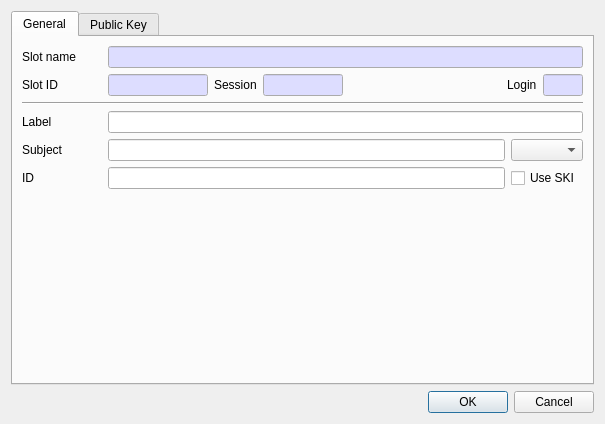
This is CryptokiMan/create_dsa_pub_key_dlg.ui in jykim74/CryptokiMan as Qt 5 draws it before an edit. The edited form follows.
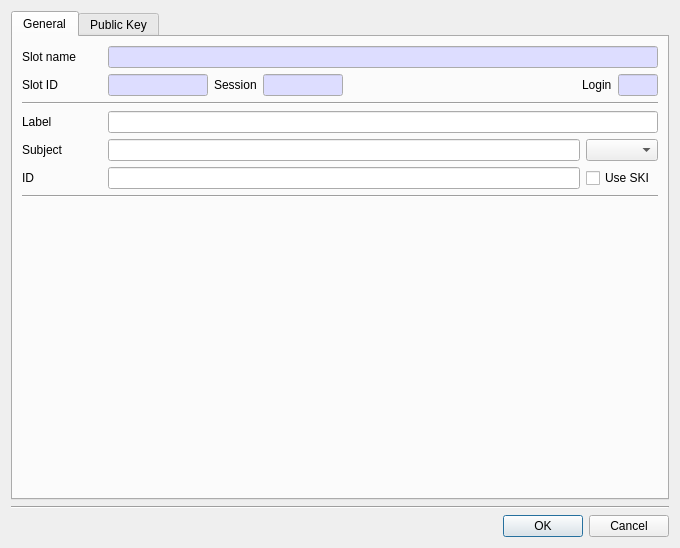
This is the edited form. The open tabs and pages were chosen to show the change.

```diff
--- a/CryptokiMan/create_dsa_pub_key_dlg.ui
+++ b/CryptokiMan/create_dsa_pub_key_dlg.ui
@@ -6,8 +6,8 @@
    <rect>
     <x>0</x>
     <y>0</y>
-    <width>583</width>
-    <height>424</height>
+    <width>680</width>
+    <height>548</height>
    </rect>
   </property>
   <property name="windowTitle">
@@ -341,6 +341,13 @@
          </item>
         </layout>
        </item>
+       <item>
+        <widget class="Line" name="line">
+         <property name="orientation">
+          <enum>Qt::Horizontal</enum>
+         </property>
+        </widget>
+       </item>
        <item>
         <spacer name="verticalSpacer">
          <property name="orientation">
@@ -858,6 +865,13 @@
      </widget>
     </widget>
    </item>
+   <item>
+    <widget class="Line" name="line_5">
+     <property name="orientation">
+      <enum>Qt::Horizontal</enum>
+     </property>
+    </widget>
+   </item>
    <item>
     <widget class="QDialogButtonBox" name="buttonBox">
      <property name="orientation">
```
Left out of the diff: 2 changed lines with no effect on the pictures.
